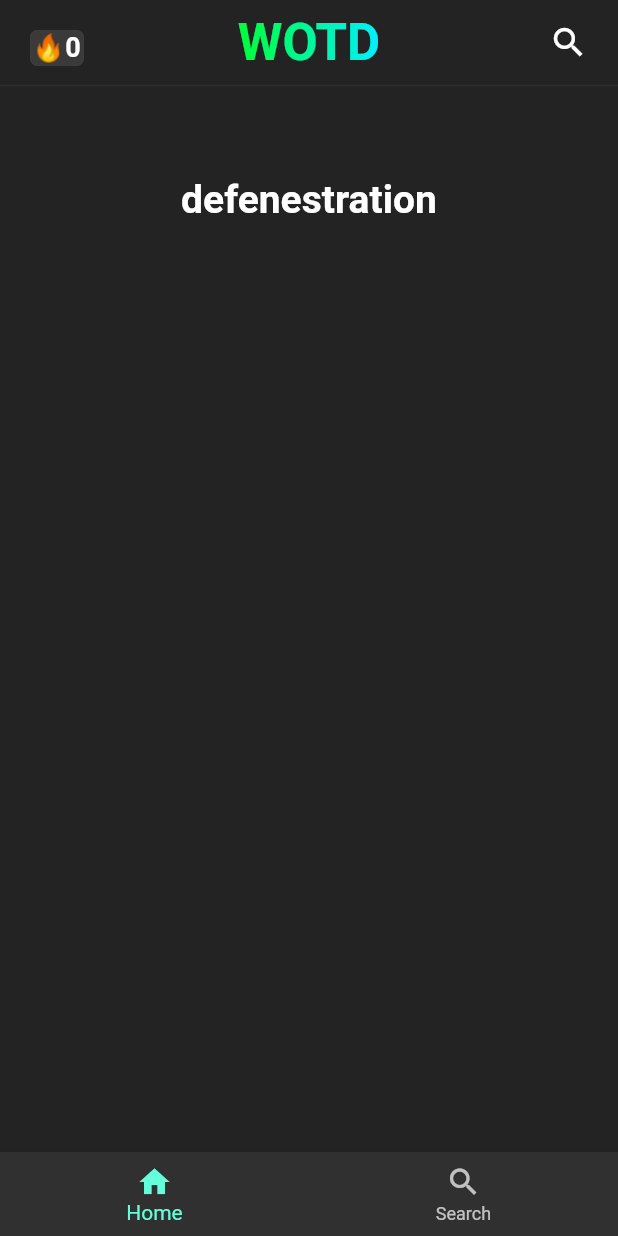
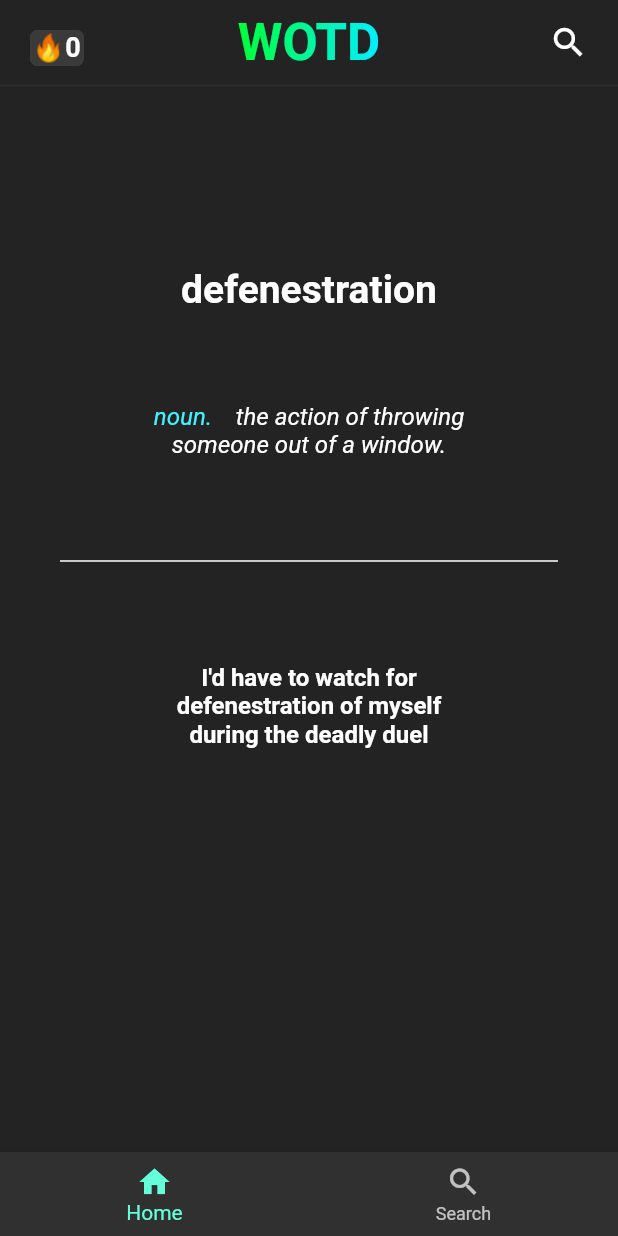
Before and after one commit to LucasVlad/Word-of-The-Day, a Flutter app: the screen it shows after launch, on a phone screen of 412 x 824 dp. Run offline on Flutter 3.47's test engine with Material 2 defaults, Android fonts, the phone set to English and light mode, and no system bars; drawn by our look-alikes of simple_gradient_text.

Commit message:
Laid Out Dummy Data

```diff
--- a/wotd/lib/pages/home.dart
+++ b/wotd/lib/pages/home.dart
@@ -137,15 +137,15 @@ class _HomeState extends State<Home> {
         backgroundColor: const Color.fromRGBO(35, 35, 35, 1),
         elevation: 0,
       ),
-      body: const Column(
+      body: Column(
         children: [
-          Divider(
+          const Divider(
             height: 2,
             color: Color.fromRGBO(46, 46, 46, 1),
             thickness: 1,
           ),
-          Padding(
-            padding: EdgeInsets.only(top: 60.0),
+          const Padding(
+            padding: EdgeInsets.only(top: 120.0),
             child: Text(
               "defenestration",
               style: TextStyle(
@@ -153,7 +153,41 @@ class _HomeState extends State<Home> {
                 fontWeight: FontWeight.bold,
               ),
             ),
-          )
+          ),
+          Padding(
+              padding: const EdgeInsets.only(left: 70, right: 70, top: 60.0),
+              child: RichText(
+                  textAlign: TextAlign.center,
+                  text: const TextSpan(
+                      style: TextStyle(
+                          fontSize: 16.0, fontStyle: FontStyle.italic),
+                      children: <TextSpan>[
+                        TextSpan(
+                            text: "noun.   ",
+                            style: TextStyle(
+                                fontSize: 16.0,
+                                color: Color.fromRGBO(64, 244, 255, 1))),
+                        TextSpan(
+                            text:
+                                " the action of throwing someone out of a window.")
+                      ]))),
+          const Padding(
+            padding: EdgeInsets.only(left: 40, right: 40, top: 60.0),
+            child: Divider(
+              color: Color.fromRGBO(255, 255, 255, 1),
+              thickness: 1,
+            ),
+          ),
+          const Padding(
+              padding: EdgeInsets.only(left: 100, right: 100, top: 60.0),
+              child: Text(
+                "I'd have to watch for defenestration of myself during the deadly duel",
+                style: TextStyle(
+                  fontSize: 16.0,
+                  fontWeight: FontWeight.bold,
+                ),
+                textAlign: TextAlign.center,
+              ))
         ],
       ),
       backgroundColor: const Color.fromRGBO(35, 35, 35, 1),
```
